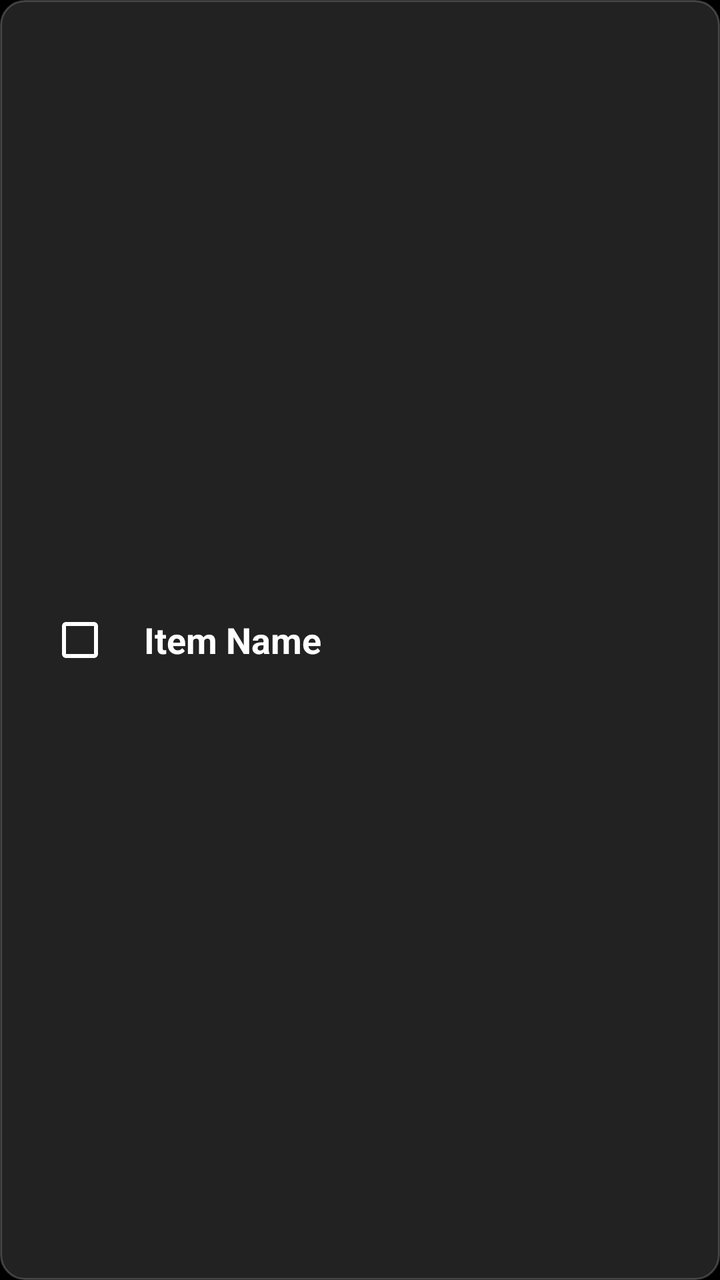
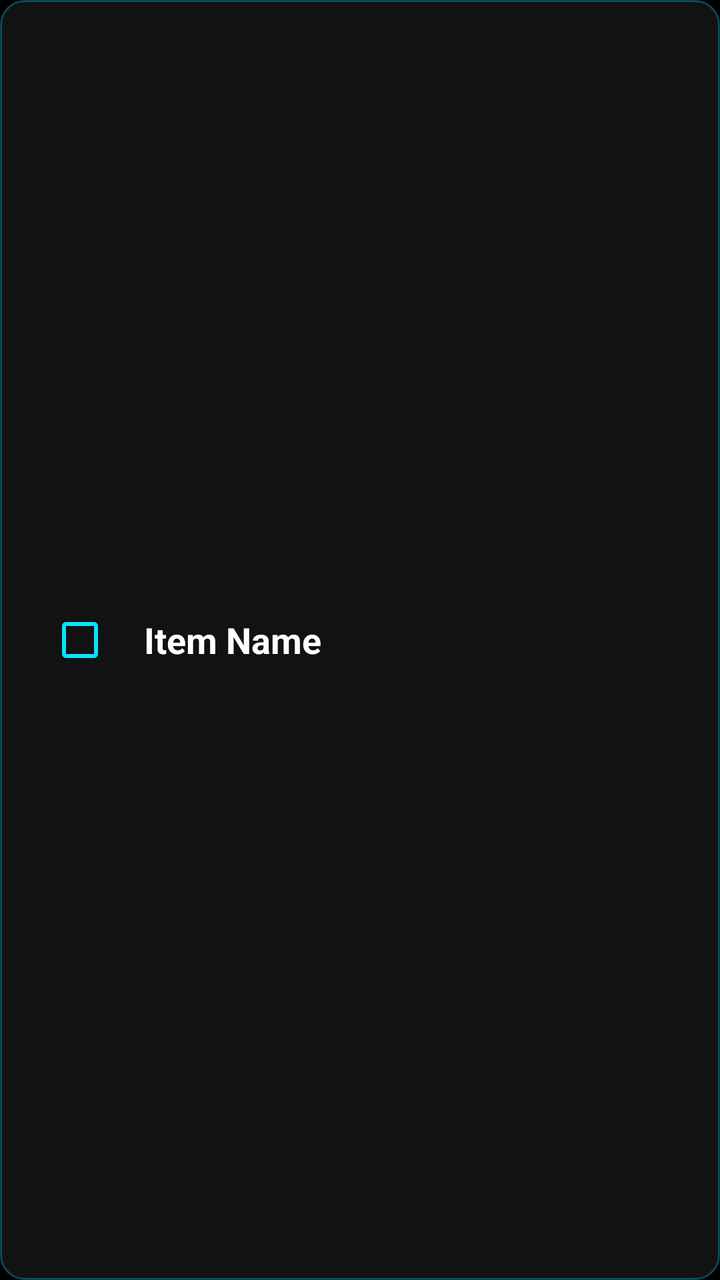

The first picture is an Android layout as it rendered before a commit; the second is the same layout after the commit. The layout source and the unified diff follow.
<!-- AndroidManifest.xml: application theme Theme.Loc -->
<!-- res/layout/item_alarm_reminder.xml -->
<?xml version="1.0" encoding="utf-8"?>
<LinearLayout xmlns:android="http://schemas.android.com/apk/res/android"
    xmlns:app="http://schemas.android.com/apk/res-auto"
    android:layout_width="match_parent"
    android:layout_height="wrap_content"
    android:orientation="horizontal"
    android:paddingVertical="12dp"
    android:paddingHorizontal="16dp"
    android:gravity="center_vertical"
    android:background="@drawable/reminder_item_bg"
    android:layout_marginBottom="8dp">

    <CheckBox
        android:id="@+id/cbReminderItem"
        android:layout_width="wrap_content"
        android:layout_height="wrap_content"
        android:buttonTint="@color/white" />

    <TextView
        android:id="@+id/tvItemName"
        android:layout_width="0dp"
        android:layout_height="wrap_content"
        android:layout_weight="1"
        android:layout_marginStart="8dp"
        android:text="Item Name"
        android:textColor="@color/white"
        android:textSize="18sp"
        android:textStyle="bold" />

</LinearLayout>
<!-- resources referenced by this layout -->
<resources>
  <color name="white">#FFFFFF</color>
  <!-- drawable reminder_item_bg (drawable) -->
  <?xml version="1.0" encoding="utf-8"?>
  <shape xmlns:android="http://schemas.android.com/apk/res/android">
      <solid android:color="#22FFFFFF" />
      <corners android:radius="12dp" />
      <stroke android:width="1dp" android:color="#33FFFFFF" />
  </shape>
  <style name="Theme.Loc" parent="Base.Theme.Loc" />
  <style name="Base.Theme.Loc" parent="Theme.Material3.DayNight.NoActionBar">
          <item name="colorPrimary">@color/primary</item>
          <item name="colorOnPrimary">@color/on_primary</item>
          <item name="colorPrimaryContainer">@color/primary_container</item>
          
          <item name="colorSecondary">@color/secondary</item>
          <item name="colorOnSecondary">@color/on_secondary</item>
          <item name="colorSecondaryContainer">@color/secondary_container</item>
          
          <item name="android:windowBackground">@color/background</item>
          <item name="colorSurface">@color/surface</item>
          <item name="colorOnSurface">@color/on_surface</item>
          <item name="colorSurfaceVariant">@color/on_surface_variant</item>
          
          <item name="android:statusBarColor">@android:color/transparent</item>
          <item name="android:navigationBarColor">@android:color/transparent</item>
          <item name="android:windowDrawsSystemBarBackgrounds">true</item>
          
          <item name="materialCardViewStyle">@style/Widget.App.CardView</item>
          <item name="materialButtonStyle">@style/Widget.App.Button</item>
      </style>
  <color name="primary">#00E5FF</color>
  <color name="on_primary">#000000</color>
  <color name="primary_container">#1A00E5FF</color>
  <color name="secondary">#AA00FF</color>
  <color name="on_secondary">#FFFFFF</color>
  <color name="secondary_container">#1AAA00FF</color>
  <color name="background">#000000</color>
  <color name="surface">#000000</color>
  <color name="on_surface">#FFFFFF</color>
  <color name="on_surface_variant">#B0BEC5</color>
  <style name="Widget.App.CardView" parent="Widget.Material3.CardView.Elevated">
          <item name="cardCornerRadius">20dp</item>
          <item name="cardElevation">2dp</item>
      </style>
  <style name="Widget.App.Button" parent="Widget.Material3.Button">
          <item name="cornerRadius">16dp</item>
      </style>
</resources>

<!-- the commit's change to res/layout/item_alarm_reminder.xml (unified diff, before → after) -->
@@ -14,7 +14,7 @@
         android:id="@+id/cbReminderItem"
         android:layout_width="wrap_content"
         android:layout_height="wrap_content"
-        android:buttonTint="@color/white" />
+        android:buttonTint="@color/primary" />
 
     <TextView
         android:id="@+id/tvItemName"
<!-- resource entries referenced after the edit -->
@@ -4,11 +4,13 @@
   <!-- drawable reminder_item_bg (drawable) -->
   <?xml version="1.0" encoding="utf-8"?>
   <shape xmlns:android="http://schemas.android.com/apk/res/android">
-      <solid android:color="#22FFFFFF" />
+      <solid android:color="@color/gray_900" />
       <corners android:radius="12dp" />
-      <stroke android:width="1dp" android:color="#33FFFFFF" />
+      <stroke android:width="1dp" android:color="@color/neon_stroke" />
   </shape>
   <style name="Theme.Loc" parent="Base.Theme.Loc" />
+  <color name="gray_900">#121212</color>
+  <color name="neon_stroke">#4D00E5FF</color>
   <style name="Base.Theme.Loc" parent="Theme.Material3.DayNight.NoActionBar">
           <item name="colorPrimary">@color/primary</item>
           <item name="colorOnPrimary">@color/on_primary</item>
@@ -29,6 +31,7 @@
           
           <item name="materialCardViewStyle">@style/Widget.App.CardView</item>
           <item name="materialButtonStyle">@style/Widget.App.Button</item>
+          <item name="materialAlertDialogTheme">@style/Theme.Loc.PurpleDialog</item>
       </style>
   <color name="primary">#00E5FF</color>
   <color name="on_primary">#000000</color>
@@ -47,5 +50,17 @@
   <style name="Widget.App.Button" parent="Widget.Material3.Button">
           <item name="cornerRadius">16dp</item>
       </style>
+  <style name="Theme.Loc.PurpleDialog" parent="ThemeOverlay.Material3.MaterialAlertDialog">
+          <item name="colorPrimary">@color/secondary</item> 
+          <item name="colorOnSurface">@color/black</item>
+          <item name="colorSurface">@color/white</item>
+          <item name="android:textColorPrimary">@color/black</item>
+          <item name="materialAlertDialogTitleTextStyle">@style/DialogTitleText</item>
+      </style>
+  <color name="black">#000000</color>
+  <style name="DialogTitleText" parent="MaterialAlertDialog.Material3.Title.Text">
+          <item name="android:textColor">@color/black</item>
+          <item name="android:textStyle">bold</item>
+      </style>
 </resources>
 
